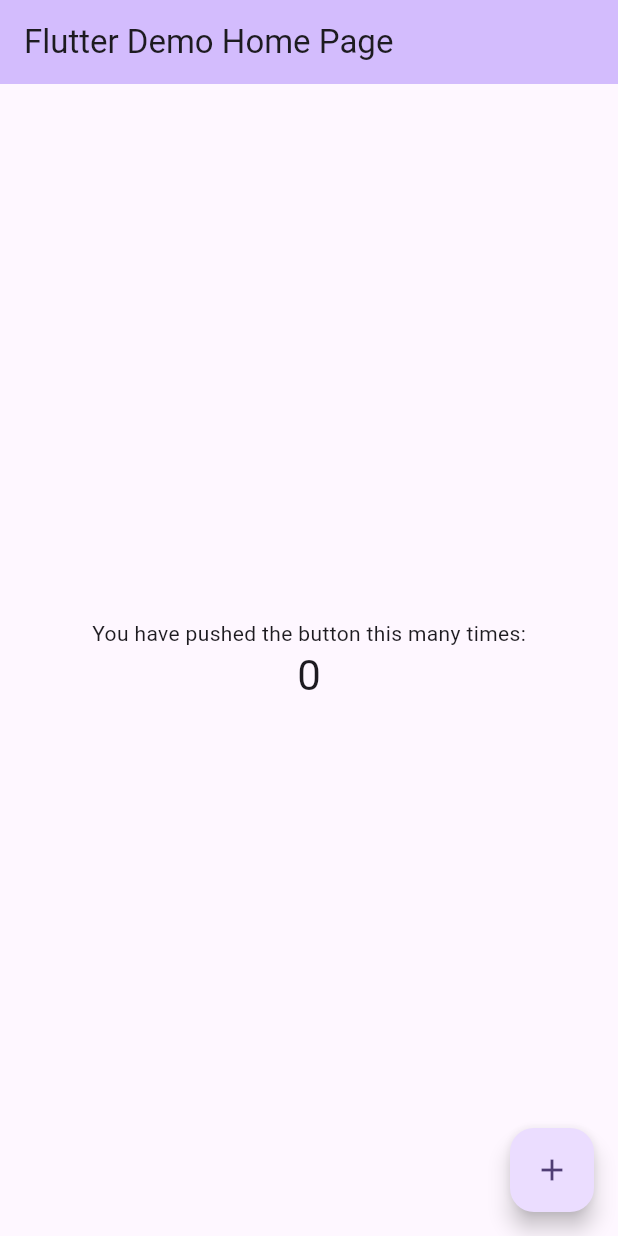
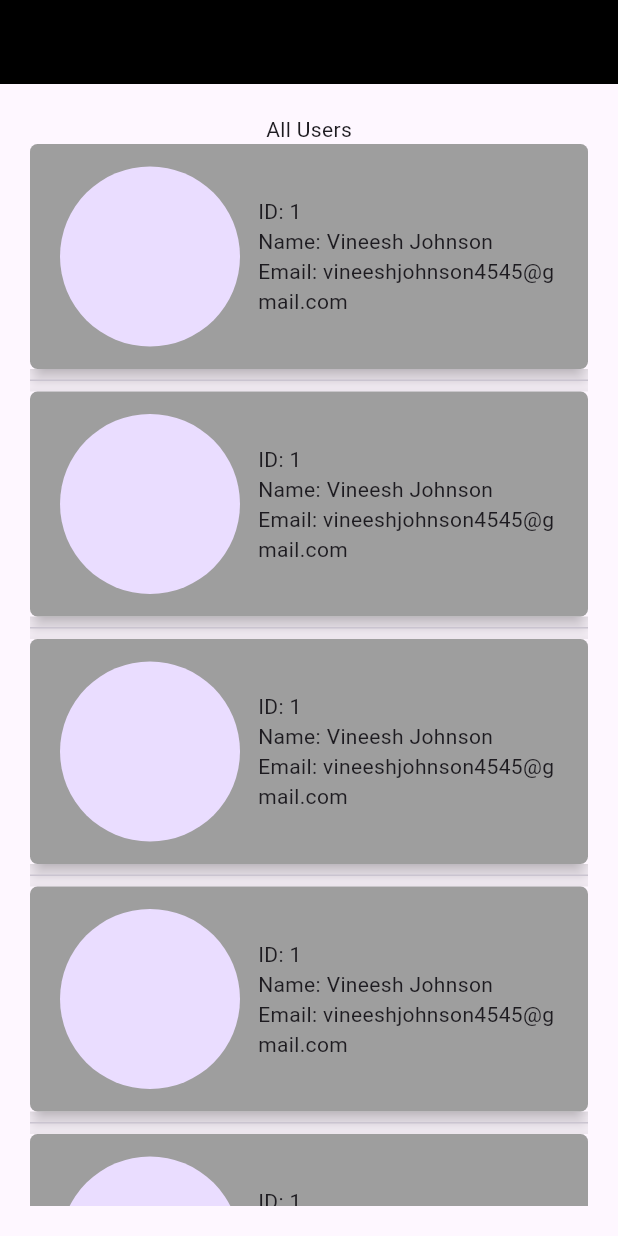
Before and after one commit to vineeshjohnson/machine_task, a Flutter app: the screen it shows after launch, on a phone screen of 412 x 824 dp. Run offline on Flutter 3.47's test engine with Material 3 defaults, Android fonts, the phone set to English and light mode, and no system bars.

Commit message:
user ui partially completed

```diff
--- /dev/null
+++ b/lib/core/common/colors.dart
@@ -0,0 +1,7 @@
+import 'package:flutter/material.dart';
+
+class AllColors {
+  Color backgroundColor = Colors.white;
+  Color textColor = Colors.black;
+  Color commonColor = Colors.grey;
+}
--- /dev/null
+++ b/lib/core/common/fonts.dart
@@ -0,0 +1,3 @@
+class AllFonts{
+
+}
--- /dev/null
+++ b/lib/core/common/lists.dart
@@ -0,0 +1,3 @@
+class  AllLists{
+
+}
--- /dev/null
+++ b/lib/core/common/strings.dart
@@ -0,0 +1,3 @@
+class AllStrings{
+
+}
--- /dev/null
+++ b/lib/features/user/presentation/screens/user_screen.dart
@@ -0,0 +1,33 @@
+import 'package:flutter/material.dart';
+import 'package:user_app/core/common/colors.dart';
+import 'package:user_app/features/user/presentation/widgets/headding_widget.dart';
+import 'package:user_app/features/user/presentation/widgets/user_card_widget.dart';
+
+class UserScreen extends StatelessWidget {
+  const UserScreen({super.key});
+
+  @override
+  Widget build(BuildContext context) {
+    return Scaffold(
+      appBar: AppBar(
+        backgroundColor: AllColors().textColor,
+      ),
+      body: Padding(
+        padding: const EdgeInsets.all(20.0),
+        child: Column(
+          children: [
+            HeaddingWidget(),
+            Expanded(
+              child: ListView.separated(
+                  itemBuilder: (context, index) => UserCardWidget(),
+                  separatorBuilder: (context, index) => Divider(
+                        height: 15,
+                      ),
+                  itemCount: 10),
+            ),
+          ],
+        ),
+      ),
+    );
+  }
+}
--- /dev/null
+++ b/lib/features/user/presentation/widgets/headding_widget.dart
@@ -0,0 +1,12 @@
+import 'package:flutter/material.dart';
+
+class HeaddingWidget extends StatelessWidget {
+  const HeaddingWidget({super.key});
+
+  @override
+  Widget build(BuildContext context) {
+    return Container(
+      child: Text('All Users'),
+    );
+  }
+}
--- /dev/null
+++ b/lib/features/user/presentation/widgets/name_card_widget.dart
@@ -0,0 +1,21 @@
+import 'package:flutter/material.dart';
+
+class NameCardWidget extends StatelessWidget {
+  const NameCardWidget({super.key});
+
+  @override
+  Widget build(BuildContext context) {
+    return Container(
+      height: 80,
+      width: 200,
+      child: Column(
+        crossAxisAlignment: CrossAxisAlignment.start,
+        children: [
+          Text('ID: 1'),
+          Text('Name: Vineesh Johnson'),
+          Text('Email: vineeshjohnson4545@gmail.com'),
+        ],
+      ),
+    );
+  }
+}
--- /dev/null
+++ b/lib/features/user/presentation/widgets/user_card_widget.dart
@@ -0,0 +1,34 @@
+import 'package:flutter/material.dart';
+import 'package:user_app/core/common/colors.dart';
+import 'package:user_app/features/user/presentation/widgets/name_card_widget.dart';
+
+class UserCardWidget extends StatelessWidget {
+  const UserCardWidget({super.key});
+
+  @override
+  Widget build(BuildContext context) {
+    return Material(
+      elevation: 5,
+      child: Container(
+        decoration: BoxDecoration(
+            color: AllColors().commonColor,
+            borderRadius: BorderRadius.circular(5)),
+        height: 150,
+        width: 200,
+        child: Padding(
+          padding: const EdgeInsets.all(8.0),
+          child: Row(
+            crossAxisAlignment: CrossAxisAlignment.center,
+            mainAxisAlignment: MainAxisAlignment.spaceEvenly,
+            children: [
+              CircleAvatar(
+                radius: 60,
+              ),
+              NameCardWidget()
+            ],
+          ),
+        ),
+      ),
+    );
+  }
+}
--- a/lib/main.dart
+++ b/lib/main.dart
@@ -1,4 +1,6 @@
 import 'package:flutter/material.dart';
+import 'package:user_app/core/common/colors.dart';
+import 'package:user_app/features/user/presentation/screens/user_screen.dart';
 
 void main() {
   runApp(const MyApp());
@@ -7,119 +9,14 @@ void main() {
 class MyApp extends StatelessWidget {
   const MyApp({super.key});
 
-  // This widget is the root of your application.
   @override
   Widget build(BuildContext context) {
     return MaterialApp(
-      title: 'Flutter Demo',
-      theme: ThemeData(
-        // This is the theme of your application.
-        //
-        // TRY THIS: Try running your application with "flutter run". You'll see
-        // the application has a purple toolbar. Then, without quitting the app,
-        // try changing the seedColor in the colorScheme below to Colors.green
-        // and then invoke "hot reload" (save your changes or press the "hot
-        // reload" button in a Flutter-supported IDE, or press "r" if you used
-        // the command line to start the app).
-        //
-        // Notice that the counter didn't reset back to zero; the application
-        // state is not lost during the reload. To reset the state, use hot
-        // restart instead.
-        //
-        // This works for code too, not just values: Most code changes can be
-        // tested with just a hot reload.
-        colorScheme: ColorScheme.fromSeed(seedColor: Colors.deepPurple),
-        useMaterial3: true,
-      ),
-      home: const MyHomePage(title: 'Flutter Demo Home Page'),
-    );
+        debugShowCheckedModeBanner: false,
+        title: 'User App',
+        theme: ThemeData(
+            primaryColor: AllColors().textColor,
+            secondaryHeaderColor: AllColors().commonColor),
+        home: const UserScreen());
   }
 }
-
-class MyHomePage extends StatefulWidget {
-  const MyHomePage({super.key, required this.title});
-
-  // This widget is the home page of your application. It is stateful, meaning
-  // that it has a State object (defined below) that contains fields that affect
-  // how it looks.
-
-  // This class is the configuration for the state. It holds the values (in this
-  // case the title) provided by the parent (in this case the App widget) and
-  // used by the build method of the State. Fields in a Widget subclass are
-  // always marked "final".
-
-  final String title;
-
-  @override
-  State<MyHomePage> createState() => _MyHomePageState();
-}
-
-class _MyHomePageState extends State<MyHomePage> {
-  int _counter = 0;
-
-  void _incrementCounter() {
-    setState(() {
-      // This call to setState tells the Flutter framework that something has
-      // changed in this State, which causes it to rerun the build method below
-      // so that the display can reflect the updated values. If we changed
-      // _counter without calling setState(), then the build method would not be
-      // called again, and so nothing would appear to happen.
-      _counter++;
-    });
-  }
-
-  @override
-  Widget build(BuildContext context) {
-    // This method is rerun every time setState is called, for instance as done
-    // by the _incrementCounter method above.
-    //
-    // The Flutter framework has been optimized to make rerunning build methods
-    // fast, so that you can just rebuild anything that needs updating rather
-    // than having to individually change instances of widgets.
-    return Scaffold(
-      appBar: AppBar(
-        // TRY THIS: Try changing the color here to a specific color (to
-        // Colors.amber, perhaps?) and trigger a hot reload to see the AppBar
-        // change color while the other colors stay the same.
-        backgroundColor: Theme.of(context).colorScheme.inversePrimary,
-        // Here we take the value from the MyHomePage object that was created by
-        // the App.build method, and use it to set our appbar title.
-        title: Text(widget.title),
-      ),
-      body: Center(
-        // Center is a layout widget. It takes a single child and positions it
-        // in the middle of the parent.
-        child: Column(
-          // Column is also a layout widget. It takes a list of children and
-          // arranges them vertically. By default, it sizes itself to fit its
-          // children horizontally, and tries to be as tall as its parent.
-          //
-          // Column has various properties to control how it sizes itself and
-          // how it positions its children. Here we use mainAxisAlignment to
-          // center the children vertically; the main axis here is the vertical
-          // axis because Columns are vertical (the cross axis would be
-          // horizontal).
-          //
-          // TRY THIS: Invoke "debug painting" (choose the "Toggle Debug Paint"
-          // action in the IDE, or press "p" in the console), to see the
-          // wireframe for each widget.
-          mainAxisAlignment: MainAxisAlignment.center,
-          children: <Widget>[
-            const Text(
-              'You have pushed the button this many times:',
-            ),
-            Text(
-              '$_counter',
-              style: Theme.of(context).textTheme.headlineMedium,
-            ),
-          ],
-        ),
-      ),
-      floatingActionButton: FloatingActionButton(
-        onPressed: _incrementCounter,
-        tooltip: 'Increment',
-        child: const Icon(Icons.add),
-      ), // This trailing comma makes auto-formatting nicer for build methods.
-    );
-  }
-}
```
